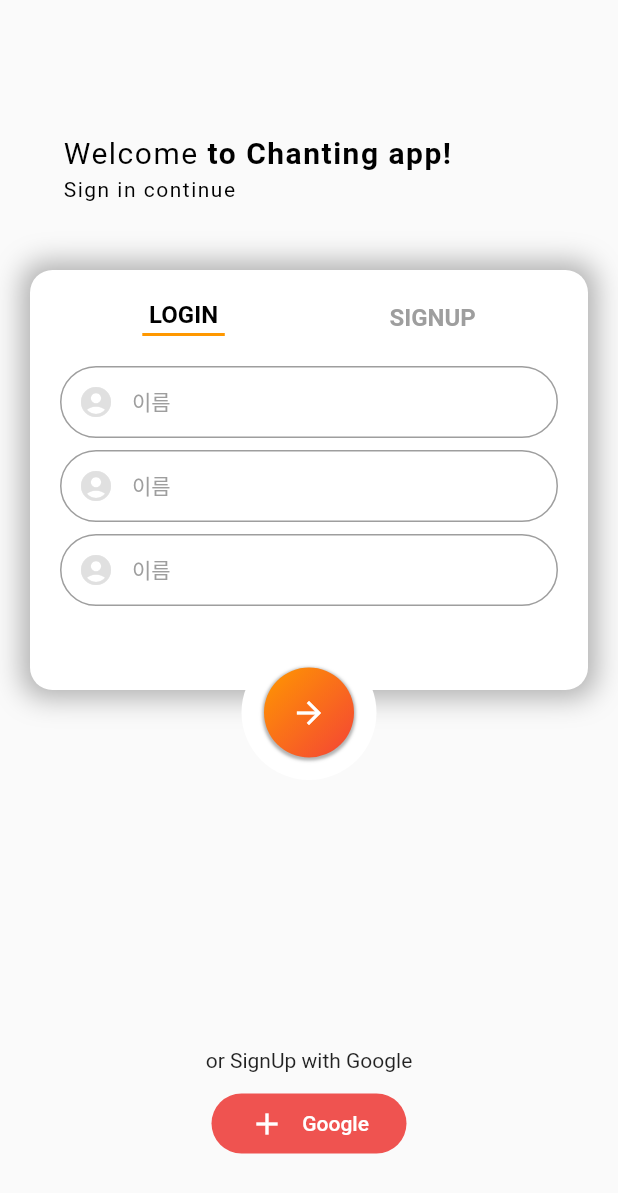
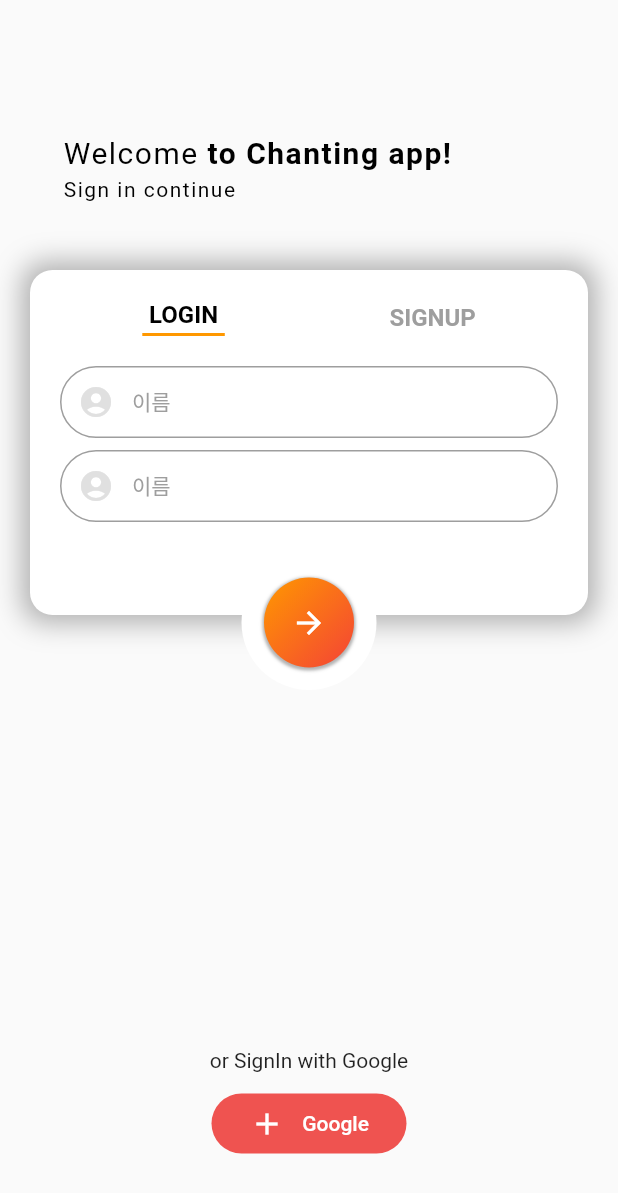
Before and after one commit to Yoochanhong/chat_app, a Flutter app: the screen it shows after launch, after a tap on "LOGIN", on a phone screen of 412 x 824 dp. Shown: the top 1193 px of the screen. Run offline on Flutter 3.47's test engine with Material 2 defaults, Android fonts, the phone set to English and light mode, and no system bars.

Commit message:
⚡️ :: 버튼에 따라 보여질 화면이 바뀌도록 기능 추가

```diff
--- a/lib/login_screen.dart
+++ b/lib/login_screen.dart
@@ -49,8 +49,8 @@ class _LoginScreenState extends State<LoginScreen> {
                   SizedBox(
                     height: 5,
                   ),
-                  Text( isSignupScreen ?
-                    'Sign up continue' : 'Sign in continue',
+                  Text(
+                    isSignupScreen ? 'Sign up continue' : 'Sign in continue',
                     style: TextStyle(
                       letterSpacing: 1.0,
                       color: Colors.black,
@@ -64,7 +64,7 @@ class _LoginScreenState extends State<LoginScreen> {
             top: 180,
             child: Container(
               padding: EdgeInsets.all(20.0),
-              height: 280,
+              height: isSignupScreen ? 280 : 230,
               width: MediaQuery.of(context).size.width - 40,
               margin: EdgeInsets.symmetric(horizontal: 20),
               decoration: BoxDecoration(
@@ -139,6 +139,7 @@ class _LoginScreenState extends State<LoginScreen> {
                       ),
                     ],
                   ),
+                  if (isSignupScreen)
                     Container(
                       margin: EdgeInsets.only(top: 20),
                       child: Form(
@@ -256,12 +257,93 @@ class _LoginScreenState extends State<LoginScreen> {
                         ),
                       ),
                     ),
+                  if (!isSignupScreen)
+                    Container(
+                      margin: EdgeInsets.only(top: 20),
+                      child: Form(
+                        child: Column(
+                          children: [
+                            TextFormField(
+                              decoration: InputDecoration(
+                                prefixIcon: Icon(
+                                  Icons.account_circle,
+                                  color: Colors.grey[300],
+                                ),
+                                enabledBorder: OutlineInputBorder(
+                                  borderSide: BorderSide(
+                                    color: Colors.grey,
+                                  ),
+                                  borderRadius: BorderRadius.all(
+                                    Radius.circular(
+                                      35.0,
+                                    ),
+                                  ),
+                                ),
+                                focusedBorder: OutlineInputBorder(
+                                  borderSide: BorderSide(
+                                    color: Colors.grey,
+                                  ),
+                                  borderRadius: BorderRadius.all(
+                                    Radius.circular(
+                                      35.0,
+                                    ),
+                                  ),
+                                ),
+                                hintText: '이름',
+                                hintStyle: TextStyle(
+                                  fontSize: 14,
+                                  color: Colors.grey,
+                                ),
+                                contentPadding: EdgeInsets.all(10),
+                              ),
+                            ),
+                            SizedBox(
+                              height: 8,
+                            ),
+                            TextFormField(
+                              decoration: InputDecoration(
+                                prefixIcon: Icon(
+                                  Icons.account_circle,
+                                  color: Colors.grey[300],
+                                ),
+                                enabledBorder: OutlineInputBorder(
+                                  borderSide: BorderSide(
+                                    color: Colors.grey,
+                                  ),
+                                  borderRadius: BorderRadius.all(
+                                    Radius.circular(
+                                      35.0,
+                                    ),
+                                  ),
+                                ),
+                                focusedBorder: OutlineInputBorder(
+                                  borderSide: BorderSide(
+                                    color: Colors.grey,
+                                  ),
+                                  borderRadius: BorderRadius.all(
+                                    Radius.circular(
+                                      35.0,
+                                    ),
+                                  ),
+                                ),
+                                hintText: '이름',
+                                hintStyle: TextStyle(
+                                  fontSize: 14,
+                                  color: Colors.grey,
+                                ),
+                                contentPadding: EdgeInsets.all(10),
+                              ),
+                            ),
+                          ],
+                        ),
+                      ),
+                    ),
                 ],
               ),
             ),
           ),
           Positioned(
-            top: 430,
+            top: isSignupScreen ? 430 : 370,
             right: 0,
             left: 0,
             child: Center(
@@ -307,7 +389,9 @@ class _LoginScreenState extends State<LoginScreen> {
             left: 0,
             child: Column(
               children: [
-                Text('or SignUp with Google'),
+                Text(isSignupScreen
+                    ? 'or SignUp with Google'
+                    : 'or SignIn with Google'),
                 SizedBox(
                   height: 10,
                 ),
```
Lines whose indentation alone changed are shown as unchanged.
